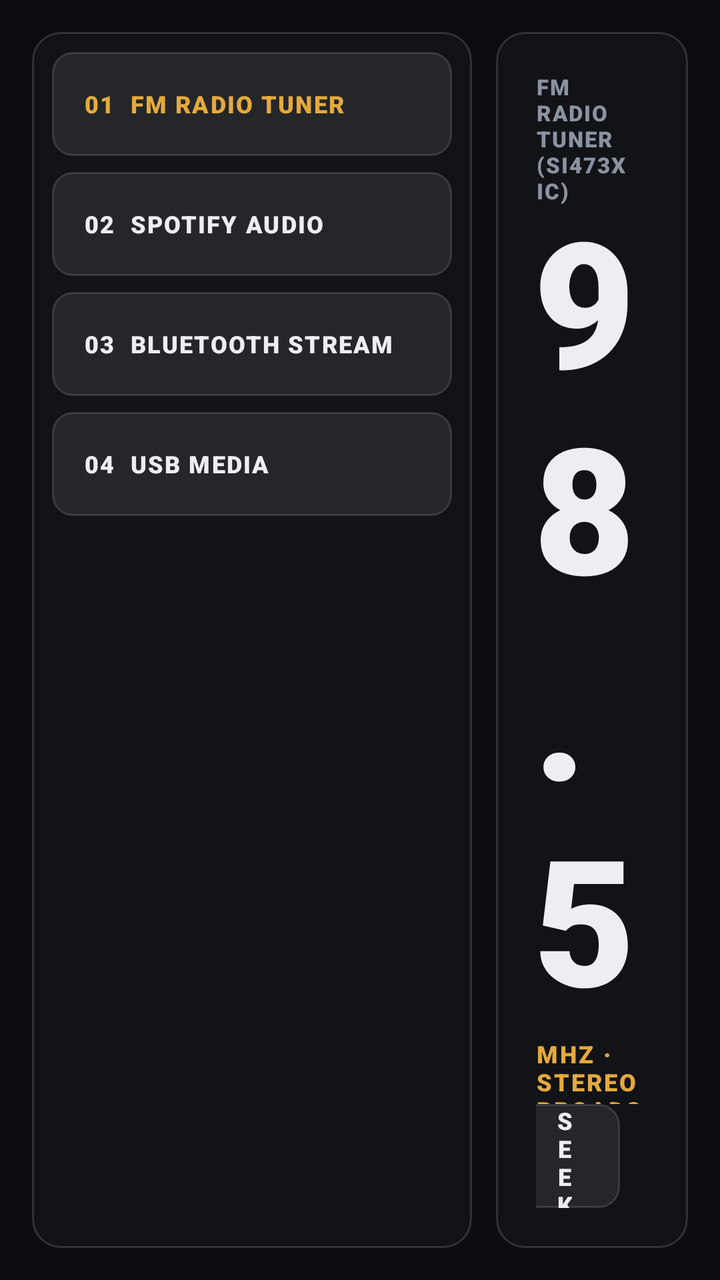
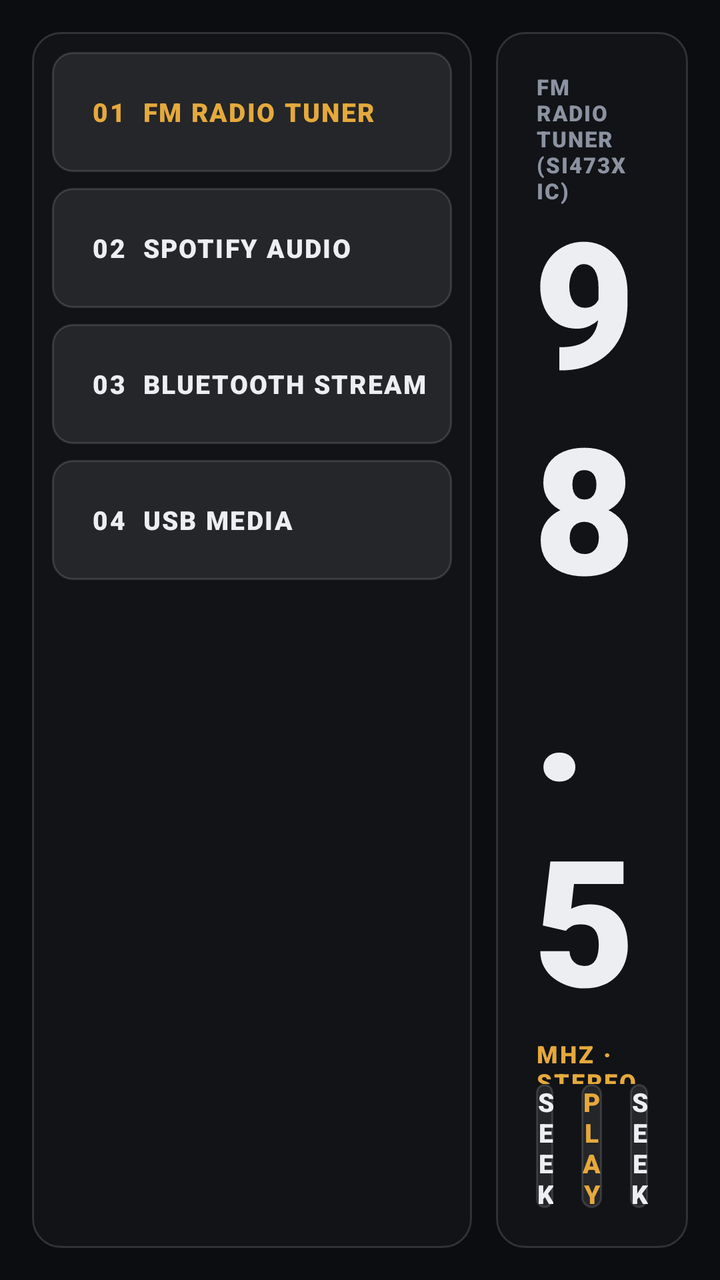

Two renders of the same Android screen: before a commit and after it. Below are the layout's source before the change and the commit's diff.
<!-- AndroidManifest.xml: application theme Theme.ApexDrive -->
<!-- res/layout/view_audio.xml -->
<?xml version="1.0" encoding="utf-8"?>
<LinearLayout xmlns:android="http://schemas.android.com/apk/res/android"
    android:layout_width="match_parent"
    android:layout_height="match_parent"
    android:orientation="horizontal"
    android:padding="16dp">

    
    <LinearLayout
        android:layout_width="220dp"
        android:layout_height="match_parent"
        android:orientation="vertical"
        android:background="@drawable/bg_panel"
        android:padding="10dp">

        <Button
            android:id="@+id/btnSrcRadio"
            android:layout_width="match_parent"
            android:layout_height="52dp"
            android:background="@drawable/bg_elevated_btn"
            android:text="01  FM RADIO TUNER"
            android:textColor="@color/accent_amber"
            android:textSize="12sp"
            android:fontFamily="sans-serif-black"
            android:letterSpacing="0.06"
            android:gravity="start|center_vertical"
            android:paddingStart="16dp" />

        <Button
            android:id="@+id/btnSrcSpotify"
            android:layout_width="match_parent"
            android:layout_height="52dp"
            android:layout_marginTop="8dp"
            android:background="@drawable/bg_elevated_btn"
            android:text="02  SPOTIFY AUDIO"
            android:textColor="@color/cockpit_text_primary"
            android:textSize="12sp"
            android:fontFamily="sans-serif-black"
            android:letterSpacing="0.06"
            android:gravity="start|center_vertical"
            android:paddingStart="16dp" />

        <Button
            android:id="@+id/btnSrcBluetooth"
            android:layout_width="match_parent"
            android:layout_height="52dp"
            android:layout_marginTop="8dp"
            android:background="@drawable/bg_elevated_btn"
            android:text="03  BLUETOOTH STREAM"
            android:textColor="@color/cockpit_text_primary"
            android:textSize="12sp"
            android:fontFamily="sans-serif-black"
            android:letterSpacing="0.06"
            android:gravity="start|center_vertical"
            android:paddingStart="16dp" />

        <Button
            android:id="@+id/btnSrcUsb"
            android:layout_width="match_parent"
            android:layout_height="52dp"
            android:layout_marginTop="8dp"
            android:background="@drawable/bg_elevated_btn"
            android:text="04  USB MEDIA"
            android:textColor="@color/cockpit_text_primary"
            android:textSize="12sp"
            android:fontFamily="sans-serif-black"
            android:letterSpacing="0.06"
            android:gravity="start|center_vertical"
            android:paddingStart="16dp" />

    </LinearLayout>

    <View
        android:layout_width="12dp"
        android:layout_height="match_parent" />

    
    <LinearLayout
        android:layout_width="0dp"
        android:layout_height="match_parent"
        android:layout_weight="1"
        android:orientation="vertical"
        android:background="@drawable/bg_panel"
        android:padding="20dp">

        <LinearLayout
            android:layout_width="match_parent"
            android:layout_height="wrap_content"
            android:orientation="horizontal">

            <TextView
                android:id="@+id/tvAudioActiveSource"
                android:layout_width="wrap_content"
                android:layout_height="wrap_content"
                android:text="FM RADIO TUNER (SI473X IC)"
                android:textColor="@color/cockpit_text_secondary"
                android:textSize="11sp"
                android:fontFamily="sans-serif-black"
                android:letterSpacing="0.06" />

            <View
                android:layout_width="0dp"
                android:layout_height="1dp"
                android:layout_weight="1" />

            <TextView
                android:id="@+id/tvAudioPresetBadge"
                android:layout_width="wrap_content"
                android:layout_height="wrap_content"
                android:text="PRESET 01"
                android:textColor="@color/accent_amber"
                android:textSize="11sp"
                android:fontFamily="sans-serif-black"
                android:letterSpacing="0.06" />
        </LinearLayout>

        <LinearLayout
            android:layout_width="match_parent"
            android:layout_height="0dp"
            android:layout_weight="1"
            android:gravity="center"
            android:orientation="vertical">

            <TextView
                android:id="@+id/tvRadioFreq"
                android:layout_width="wrap_content"
                android:layout_height="wrap_content"
                android:text="98.5"
                android:textColor="@color/cockpit_text_primary"
                android:textSize="88sp"
                android:fontFamily="sans-serif-black"
                android:letterSpacing="-0.03"
                android:includeFontPadding="false" />

            <TextView
                android:id="@+id/tvRadioFreqUnit"
                android:layout_width="wrap_content"
                android:layout_height="wrap_content"
                android:layout_marginTop="4dp"
                android:text="MHZ · STEREO BROADCAST"
                android:textColor="@color/accent_amber"
                android:textSize="12sp"
                android:fontFamily="sans-serif-black"
                android:letterSpacing="0.08" />
        </LinearLayout>

        <LinearLayout
            android:layout_width="match_parent"
            android:layout_height="wrap_content"
            android:gravity="center"
            android:orientation="horizontal">

            <Button
                android:id="@+id/btnRadioScanDown"
                android:layout_width="wrap_content"
                android:layout_height="52dp"
                android:background="@drawable/bg_elevated_btn"
                android:text="SEEK DOWN"
                android:textColor="@color/cockpit_text_primary"
                android:textSize="12sp"
                android:fontFamily="sans-serif-black"
                android:letterSpacing="0.08"
                android:paddingStart="24dp"
                android:paddingEnd="24dp" />

            <Button
                android:id="@+id/btnRadioPlay"
                android:layout_width="wrap_content"
                android:layout_height="52dp"
                android:layout_marginStart="14dp"
                android:background="@drawable/bg_elevated_btn"
                android:text="PLAY RADIO"
                android:textColor="@color/accent_amber"
                android:textSize="12sp"
                android:fontFamily="sans-serif-black"
                android:letterSpacing="0.08"
                android:paddingStart="28dp"
                android:paddingEnd="28dp" />

            <Button
                android:id="@+id/btnRadioScanUp"
                android:layout_width="wrap_content"
                android:layout_height="52dp"
                android:layout_marginStart="14dp"
                android:background="@drawable/bg_elevated_btn"
                android:text="SEEK UP"
                android:textColor="@color/cockpit_text_primary"
                android:textSize="12sp"
                android:fontFamily="sans-serif-black"
                android:letterSpacing="0.08"
                android:paddingStart="24dp"
                android:paddingEnd="24dp" />
        </LinearLayout>

    </LinearLayout>

</LinearLayout>
<!-- resources referenced by this layout -->
<resources>
  <color name="accent_amber">#E5A93C</color>
  <color name="cockpit_text_primary">#ECEEF2</color>
  <color name="cockpit_text_secondary">#8B92A0</color>
  <!-- drawable bg_elevated_btn (drawable) -->
  <?xml version="1.0" encoding="utf-8"?>
  <selector xmlns:android="http://schemas.android.com/apk/res/android">
      <item android:state_pressed="true">
          <shape android:shape="rectangle">
              <solid android:color="#44FFFFFF" />
              <stroke android:width="1dp" android:color="#66FFFFFF" />
              <corners android:radius="10dp" />
          </shape>
      </item>
      <item android:state_focused="true">
          <shape android:shape="rectangle">
              <solid android:color="#33FFFFFF" />
              <stroke android:width="1dp" android:color="#55FFFFFF" />
              <corners android:radius="10dp" />
          </shape>
      </item>
      <item>
          <shape android:shape="rectangle">
              <solid android:color="#14FFFFFF" />
              <stroke android:width="1dp" android:color="#22FFFFFF" />
              <corners android:radius="10dp" />
          </shape>
      </item>
  </selector>
  <!-- drawable bg_panel (drawable) -->
  <?xml version="1.0" encoding="utf-8"?>
  <shape xmlns:android="http://schemas.android.com/apk/res/android"
      android:shape="rectangle">
      
      <solid android:color="#E8121419" />
      <stroke
          android:width="1dp"
          android:color="#24FFFFFF" />
      <corners android:radius="14dp" />
  </shape>
  <style name="Theme.ApexDrive" parent="Theme.AppCompat.NoActionBar">
          <item name="android:windowBackground">@color/cockpit_surface_base</item>
          <item name="android:statusBarColor">@color/cockpit_surface_panel</item>
          <item name="android:navigationBarColor">@color/cockpit_surface_base</item>
          <item name="android:windowNoTitle">true</item>
          <item name="android:windowFullscreen">true</item>
          <item name="android:colorBackground">@color/cockpit_surface_base</item>
      </style>
  <color name="cockpit_surface_base">#0C0D10</color>
  <color name="cockpit_surface_panel">#13151A</color>
</resources>

<!-- the commit's change to res/layout/view_audio.xml (unified diff, before → after) -->
@@ -16,57 +16,57 @@
         <Button
             android:id="@+id/btnSrcRadio"
             android:layout_width="match_parent"
-            android:layout_height="52dp"
+            android:layout_height="60dp"
             android:background="@drawable/bg_elevated_btn"
             android:text="01  FM RADIO TUNER"
             android:textColor="@color/accent_amber"
-            android:textSize="12sp"
+            android:textSize="13sp"
             android:fontFamily="sans-serif-black"
             android:letterSpacing="0.06"
             android:gravity="start|center_vertical"
-            android:paddingStart="16dp" />
+            android:paddingStart="20dp" />
 
         <Button
             android:id="@+id/btnSrcSpotify"
             android:layout_width="match_parent"
-            android:layout_height="52dp"
+            android:layout_height="60dp"
             android:layout_marginTop="8dp"
             android:background="@drawable/bg_elevated_btn"
             android:text="02  SPOTIFY AUDIO"
             android:textColor="@color/cockpit_text_primary"
-            android:textSize="12sp"
+            android:textSize="13sp"
             android:fontFamily="sans-serif-black"
             android:letterSpacing="0.06"
             android:gravity="start|center_vertical"
-            android:paddingStart="16dp" />
+            android:paddingStart="20dp" />
 
         <Button
             android:id="@+id/btnSrcBluetooth"
             android:layout_width="match_parent"
-            android:layout_height="52dp"
+            android:layout_height="60dp"
             android:layout_marginTop="8dp"
             android:background="@drawable/bg_elevated_btn"
             android:text="03  BLUETOOTH STREAM"
             android:textColor="@color/cockpit_text_primary"
-            android:textSize="12sp"
+            android:textSize="13sp"
             android:fontFamily="sans-serif-black"
             android:letterSpacing="0.06"
             android:gravity="start|center_vertical"
-            android:paddingStart="16dp" />
+            android:paddingStart="20dp" />
 
         <Button
             android:id="@+id/btnSrcUsb"
             android:layout_width="match_parent"
-            android:layout_height="52dp"
+            android:layout_height="60dp"
             android:layout_marginTop="8dp"
             android:background="@drawable/bg_elevated_btn"
             android:text="04  USB MEDIA"
             android:textColor="@color/cockpit_text_primary"
-            android:textSize="12sp"
+            android:textSize="13sp"
             android:fontFamily="sans-serif-black"
             android:letterSpacing="0.06"
             android:gravity="start|center_vertical"
-            android:paddingStart="16dp" />
+            android:paddingStart="20dp" />
 
     </LinearLayout>
 
@@ -152,44 +152,41 @@
 
             <Button
                 android:id="@+id/btnRadioScanDown"
-                android:layout_width="wrap_content"
-                android:layout_height="52dp"
+                android:layout_width="0dp"
+                android:layout_height="62dp"
+                android:layout_weight="1"
                 android:background="@drawable/bg_elevated_btn"
                 android:text="SEEK DOWN"
                 android:textColor="@color/cockpit_text_primary"
-                android:textSize="12sp"
+                android:textSize="13sp"
                 android:fontFamily="sans-serif-black"
-                android:letterSpacing="0.08"
-                android:paddingStart="24dp"
-                android:paddingEnd="24dp" />
+                android:letterSpacing="0.08" />
 
             <Button
                 android:id="@+id/btnRadioPlay"
-                android:layout_width="wrap_content"
-                android:layout_height="52dp"
+                android:layout_width="0dp"
+                android:layout_height="62dp"
+                android:layout_weight="1.2"
                 android:layout_marginStart="14dp"
                 android:background="@drawable/bg_elevated_btn"
                 android:text="PLAY RADIO"
                 android:textColor="@color/accent_amber"
-                android:textSize="12sp"
+                android:textSize="13sp"
                 android:fontFamily="sans-serif-black"
-                android:letterSpacing="0.08"
-                android:paddingStart="28dp"
-                android:paddingEnd="28dp" />
+                android:letterSpacing="0.08" />
 
             <Button
                 android:id="@+id/btnRadioScanUp"
-                android:layout_width="wrap_content"
-                android:layout_height="52dp"
+                android:layout_width="0dp"
+                android:layout_height="62dp"
+                android:layout_weight="1"
                 android:layout_marginStart="14dp"
                 android:background="@drawable/bg_elevated_btn"
                 android:text="SEEK UP"
                 android:textColor="@color/cockpit_text_primary"
-                android:textSize="12sp"
+                android:textSize="13sp"
                 android:fontFamily="sans-serif-black"
-                android:letterSpacing="0.08"
-                android:paddingStart="24dp"
-                android:paddingEnd="24dp" />
+                android:letterSpacing="0.08" />
         </LinearLayout>
 
     </LinearLayout>
